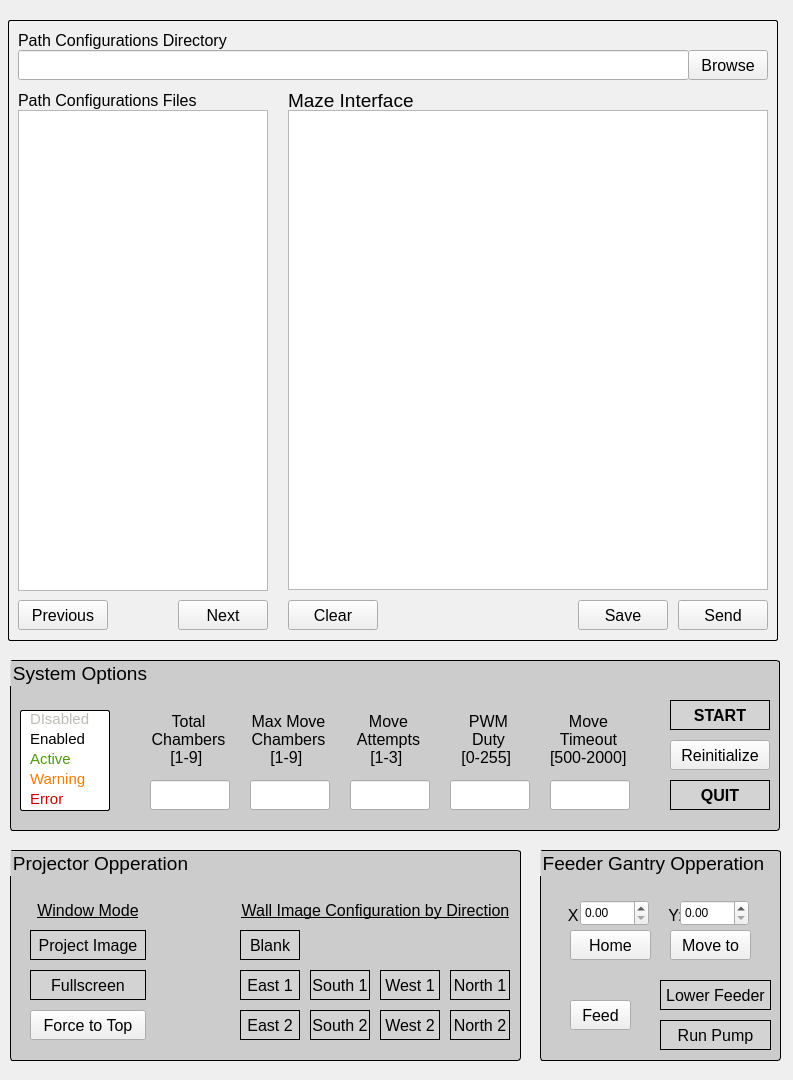
Qt form src/omniroute_operation/src/omniroute_controller/omniroute_controller_interface.ui (NC4Lab/omniroute_ubuntu_ws) before a commit.
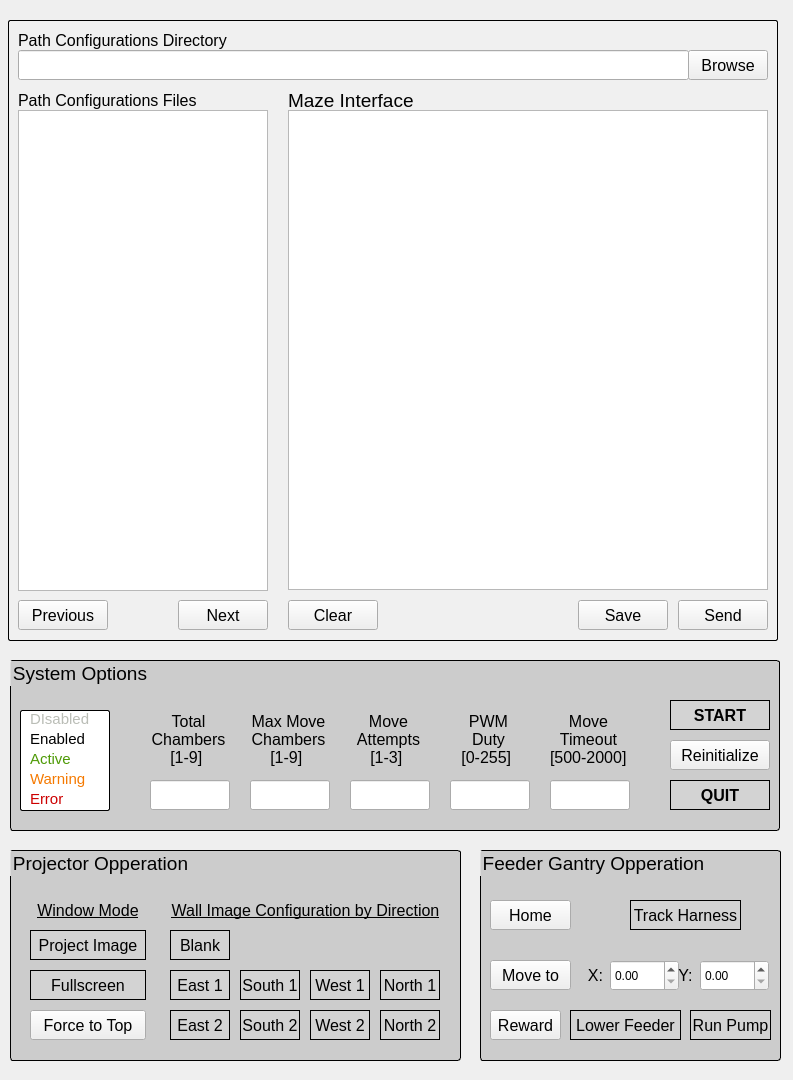
The same form after that commit.

Diff of the .ui file:
```diff
--- a/src/omniroute_operation/src/omniroute_controller/omniroute_controller_interface.ui
+++ b/src/omniroute_operation/src/omniroute_controller/omniroute_controller_interface.ui
@@ -741,7 +741,7 @@
     <rect>
      <x>10</x>
      <y>850</y>
-     <width>511</width>
+     <width>451</width>
      <height>211</height>
     </rect>
    </property>
@@ -764,7 +764,7 @@
    <widget class="QPushButton" name="projImgCfgBtn_3">
     <property name="geometry">
      <rect>
-      <x>300</x>
+      <x>230</x>
       <y>120</y>
       <width>60</width>
       <height>30</height>
@@ -800,7 +800,7 @@
    <widget class="QPushButton" name="projImgCfgBtn_7">
     <property name="geometry">
      <rect>
-      <x>440</x>
+      <x>370</x>
       <y>120</y>
       <width>60</width>
       <height>30</height>
@@ -836,7 +836,7 @@
    <widget class="QPushButton" name="projImgCfgBtn_5">
     <property name="geometry">
      <rect>
-      <x>370</x>
+      <x>300</x>
       <y>120</y>
       <width>60</width>
       <height>30</height>
@@ -872,7 +872,7 @@
    <widget class="QPushButton" name="projImgCfgBtn_8">
     <property name="geometry">
      <rect>
-      <x>440</x>
+      <x>370</x>
       <y>160</y>
       <width>60</width>
       <height>30</height>
@@ -908,7 +908,7 @@
    <widget class="QPushButton" name="projImgCfgBtn_6">
     <property name="geometry">
      <rect>
-      <x>370</x>
+      <x>300</x>
       <y>160</y>
       <width>60</width>
       <height>30</height>
@@ -944,7 +944,7 @@
    <widget class="QPushButton" name="projImgCfgBtn_0">
     <property name="geometry">
      <rect>
-      <x>230</x>
+      <x>160</x>
       <y>80</y>
       <width>60</width>
       <height>30</height>
@@ -980,7 +980,7 @@
    <widget class="QPushButton" name="projImgCfgBtn_2">
     <property name="geometry">
      <rect>
-      <x>230</x>
+      <x>160</x>
       <y>160</y>
       <width>60</width>
       <height>30</height>
@@ -1016,7 +1016,7 @@
    <widget class="QPushButton" name="projImgCfgBtn_4">
     <property name="geometry">
      <rect>
-      <x>300</x>
+      <x>230</x>
       <y>160</y>
       <width>60</width>
       <height>30</height>
@@ -1052,7 +1052,7 @@
    <widget class="QPushButton" name="projImgCfgBtn_1">
     <property name="geometry">
      <rect>
-      <x>230</x>
+      <x>160</x>
       <y>120</y>
       <width>60</width>
       <height>30</height>
@@ -1088,7 +1088,7 @@
    <widget class="QLabel" name="projImgCfgLabel">
     <property name="geometry">
      <rect>
-      <x>220</x>
+      <x>150</x>
       <y>50</y>
       <width>291</width>
       <height>21</height>
@@ -1235,9 +1235,9 @@
   <widget class="QGroupBox" name="gantryOperationGroupBo">
    <property name="geometry">
     <rect>
-     <x>540</x>
+     <x>480</x>
      <y>850</y>
-     <width>241</width>
+     <width>301</width>
      <height>211</height>
     </rect>
    </property>
@@ -1260,8 +1260,8 @@
    <widget class="QLabel" name="xSpinBoxLabel">
     <property name="geometry">
      <rect>
-      <x>20</x>
-      <y>50</y>
+      <x>100</x>
+      <y>110</y>
       <width>31</width>
       <height>31</height>
      </rect>
@@ -1283,10 +1283,10 @@
    <widget class="QDoubleSpinBox" name="xSpinBox">
     <property name="geometry">
      <rect>
-      <x>40</x>
-      <y>50</y>
+      <x>130</x>
+      <y>110</y>
       <width>69</width>
-      <height>26</height>
+      <height>31</height>
      </rect>
     </property>
     <property name="maximum">
@@ -1299,8 +1299,8 @@
    <widget class="QLabel" name="xSpinBoxLabel_2">
     <property name="geometry">
      <rect>
-      <x>120</x>
-      <y>50</y>
+      <x>190</x>
+      <y>110</y>
       <width>31</width>
       <height>31</height>
      </rect>
@@ -1322,8 +1322,8 @@
    <widget class="QPushButton" name="runGantryBtn">
     <property name="geometry">
      <rect>
-      <x>130</x>
-      <y>80</y>
+      <x>10</x>
+      <y>110</y>
       <width>81</width>
       <height>30</height>
      </rect>
@@ -1340,8 +1340,8 @@
    <widget class="QPushButton" name="homeGantryBtn">
     <property name="geometry">
      <rect>
-      <x>30</x>
-      <y>80</y>
+      <x>10</x>
+      <y>50</y>
       <width>81</width>
       <height>30</height>
      </rect>
@@ -1358,10 +1358,10 @@
    <widget class="QDoubleSpinBox" name="ySpinBox">
     <property name="geometry">
      <rect>
-      <x>140</x>
-      <y>50</y>
+      <x>220</x>
+      <y>110</y>
       <width>69</width>
-      <height>26</height>
+      <height>31</height>
      </rect>
     </property>
     <property name="maximum">
@@ -1374,9 +1374,9 @@
    <widget class="QPushButton" name="feedBtn">
     <property name="geometry">
      <rect>
-      <x>30</x>
-      <y>150</y>
-      <width>61</width>
+      <x>10</x>
+      <y>160</y>
+      <width>71</width>
       <height>30</height>
      </rect>
     </property>
@@ -1386,15 +1386,15 @@
      </font>
     </property>
     <property name="text">
-     <string>Feed</string>
+     <string>Reward</string>
     </property>
    </widget>
    <widget class="QPushButton" name="runPumpTogPosBtn">
     <property name="geometry">
      <rect>
-      <x>120</x>
-      <y>170</y>
-      <width>111</width>
+      <x>210</x>
+      <y>160</y>
+      <width>81</width>
       <height>30</height>
      </rect>
     </property>
@@ -1433,8 +1433,8 @@
    <widget class="QPushButton" name="lowerFeederTogPosBtn">
     <property name="geometry">
      <rect>
-      <x>120</x>
-      <y>130</y>
+      <x>90</x>
+      <y>160</y>
       <width>111</width>
       <height>30</height>
      </rect>
@@ -1471,6 +1471,47 @@
      <bool>true</bool>
     </property>
    </widget>
+   <widget class="QPushButton" name="trackHarnessTogBtn">
+    <property name="geometry">
+     <rect>
+      <x>150</x>
+      <y>50</y>
+      <width>111</width>
+      <height>30</height>
+     </rect>
+    </property>
+    <property name="font">
+     <font>
+      <pointsize>12</pointsize>
+      <weight>50</weight>
+      <bold>false</bold>
+     </font>
+    </property>
+    <property name="autoFillBackground">
+     <bool>false</bool>
+    </property>
+    <property name="styleSheet">
+     <string notr="true">QPushButton {
+    background-color: lightgray;
+    border: 1px solid black;
+}
+
+QPushButton:checked {
+    background-color: gray; /* Color when toggled */
+}
+
+QPushButton:pressed {
+    background-color: darkgray; /* Color when pressed */
+}
+</string>
+    </property>
+    <property name="text">
+     <string>Track Harness</string>
+    </property>
+    <property name="checkable">
+     <bool>true</bool>
+    </property>
+   </widget>
   </widget>
   <zorder>gantryOperationGroupBo</zorder>
   <zorder>selectorGroupBox</zorder>
```
Left out of the diff: 8 changed lines with no effect on the pictures.
